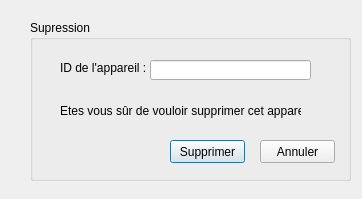
Before: the Qt Designer form Proxy/deletebox.ui in soumaya-nheri/Smart-parental-monitoring-system-2A25, drawn with Qt 5.
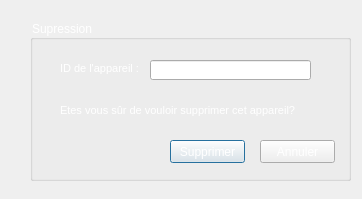
After: the same form once the commit is applied.

What changed in the file:
```diff
--- a/Proxy/deletebox.ui
+++ b/Proxy/deletebox.ui
@@ -13,6 +13,127 @@
   <property name="windowTitle">
    <string>Dialog</string>
   </property>
+  <property name="styleSheet">
+   <string notr="true">/*Copyright (c) DevSec Studio. All rights reserved.
+
+MIT License
+
+Permission is hereby granted, free of charge, to any person obtaining a copy
+of this software and associated documentation files (the &quot;Software&quot;), to deal
+in the Software without restriction, including without limitation the rights
+to use, copy, modify, merge, publish, distribute, sublicense, and/or sell
+copies of the Software, and to permit persons to whom the Software is
+furnished to do so, subject to the following conditions:
+
+The above copyright notice and this permission notice shall be included in all
+copies or substantial portions of the Software.
+
+THE SOFTWARE IS PROVIDED *AS IS*, WITHOUT WARRANTY OF ANY KIND, EXPRESS OR
+IMPLIED, INCLUDING BUT NOT LIMITED TO THE WARRANTIES OF MERCHANTABILITY,
+FITNESS FOR A PARTICULAR PURPOSE AND NONINFRINGEMENT. IN NO EVENT SHALL THE
+AUTHORS OR COPYRIGHT HOLDERS BE LIABLE FOR ANY CLAIM, DAMAGES OR OTHER
+LIABILITY, WHETHER IN AN ACTION OF CONTRACT, TORT OR OTHERWISE, ARISING FROM,
+OUT OF OR IN CONNECTION WITH THE SOFTWARE OR THE USE OR OTHER DEALINGS IN THE SOFTWARE.
+*/
+
+/*-----QWidget-----*/
+QWidget
+{
+	background-color: QLinearGradient(x1:0, y1:0, x2:0, y2:1, stop:1 #212121, stop:.4 #343434);
+	color: #ffffff;
+	border-color: #000000;
+
+}
+
+
+/*-----QLabel-----*/
+QLabel
+{
+	background-color: transparent;
+	color: #fff;
+	font-size: 8pt;
+	border-color: #ffffff;
+
+}
+
+
+/*-----QToolButton-----*/
+QToolButton
+{
+	background-color: rgb(178, 30, 58);
+	
+	font-size: 14pt;
+	border-radius: 4px;
+	padding: 10px;
+
+}
+
+
+QToolButton::pressed
+{
+	background-color: rgb(178, 30, 58);
+
+}
+
+
+/*-----QTabWidget-----*/
+QTabBar::tab
+{
+	font-size: 8pt;
+	font-weight: bold;
+	width: 80px;
+    border: 1px solid #444;
+    border-bottom-style: none;
+	border-top-style: none;
+    background-color: rgb(178, 30, 58);
+    padding-top: 3px;
+    padding-bottom: 2px;
+    margin-right: -1px;
+
+}
+
+QTabWidget::pane 
+{
+    border: 1px solid rgb(178, 30, 58);
+    top: 1px;
+
+}
+
+QTabBar::tab:last
+{
+    margin-right: 0; 
+
+}
+
+QTabBar::tab:first:!selected
+{
+	margin-left: 0px; 
+
+}
+
+QTabBar::tab:!selected
+{
+    color: #fff;
+    border-bottom-style: solid;
+    margin-top: 3px;
+    background-color: rgb(178, 30, 58);
+
+}
+
+QTabBar::tab:selected
+{
+	background-color: qlineargradient(spread:repeat, x1:1, y1:0, x2:1, y2:1, stop:0 rgba(254, 171, 66, 255),stop:1 rgba(255, 153, 0, 255));
+	color: #000;
+    margin-bottom: 0px;
+
+}
+
+QTabBar::tab:!selected:hover
+{
+    background-color: QLinearGradient(x1:0, y1:0, x2:0, y2:1, stop:1 #212121, stop:0.4 #343434, stop:0.2 #343434, stop:0.1 #ffaa00);
+
+}</string>
+  </property>
   <widget class="QGroupBox" name="groupBox">
    <property name="geometry">
     <rect>
```
